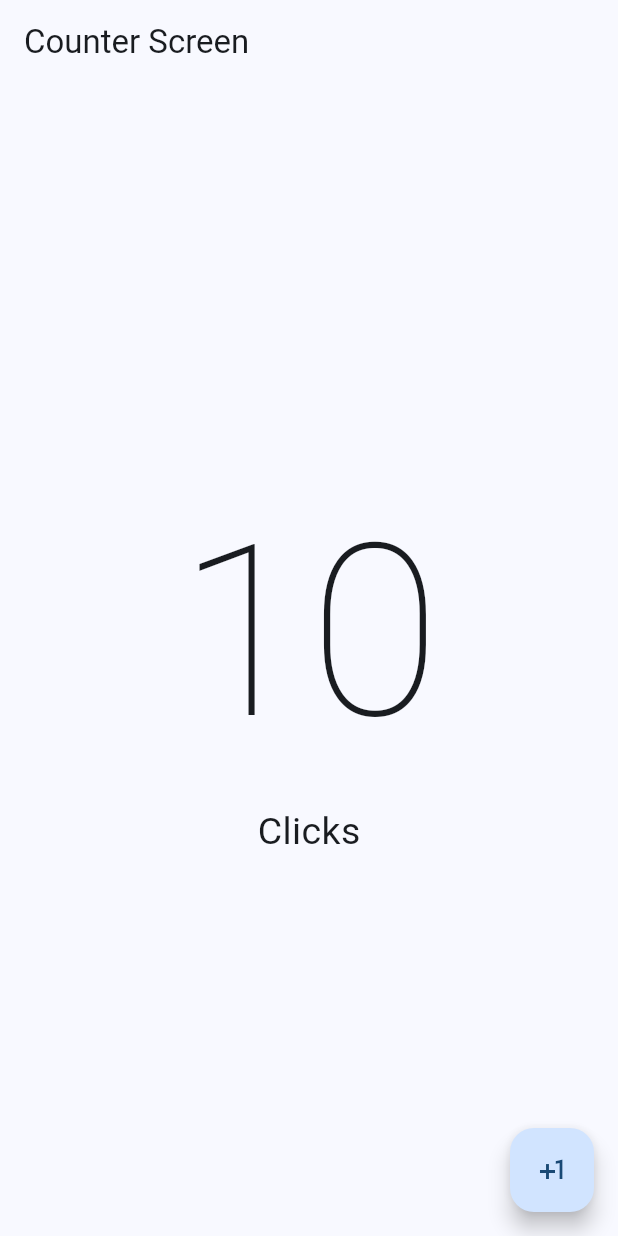
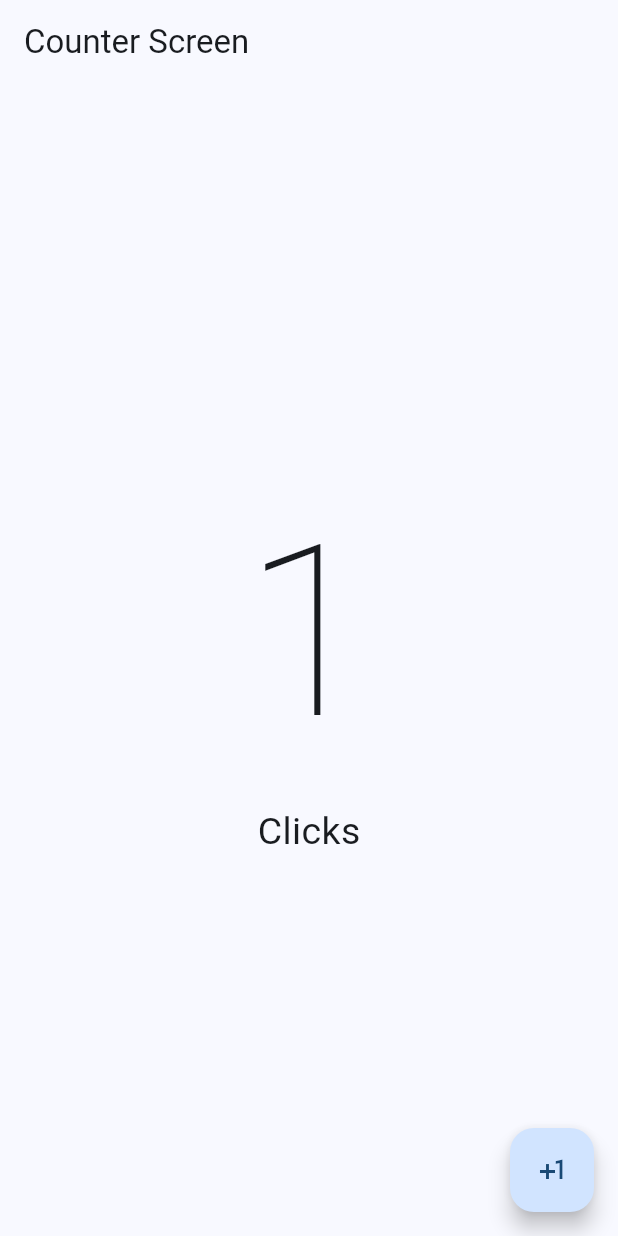
Before and after one commit to CosmicTiger/flutter-first-steps, a Flutter app: the screen it shows after launch, after a tap on the "plus one" icon, on a phone screen of 412 x 824 dp. Run offline on Flutter 3.47's test engine with Material 3 defaults, Android fonts, the phone set to English and light mode, and no system bars.

Commit message:
:sparkles: feat: add counter_screen.dart for CounterApp

```diff
--- a/lib/presentation/screens/counter_screen.dart
+++ b/lib/presentation/screens/counter_screen.dart
@@ -1,10 +1,36 @@
 import 'package:flutter/material.dart';
 
-class CounterScreen extends StatelessWidget {
+class CounterScreen extends StatefulWidget {
+  /// NOTE: Stateful Widget should be used accurately in order to keep optimization of things.
+  /// NOTE: Only are good to use when we would like to mutate variables within runtime.
+
+  /// NOTE: Constructor should be defined after the variables and always be declared as `const WidgetName({super.key})`
   const CounterScreen({super.key});
 
+  /// NOTE: My previous StatelessWidget when I turn it to StatefulWidget, that definition became the State of this new
+  /// StatefulWidget, so the build method should be defined within the State class.
+  @override
+  State<CounterScreen> createState() => _CounterScreenState();
+}
+
+class _CounterScreenState extends State<CounterScreen> {
+  /// NOTE: Definition of variables within the widget should be always first before constructor
+  /// NOTE: Can't define a const constructor for a class with non-final fields.
+  /// Try making all of the fields final, or removing the keyword 'const' from the constructor. So, the variable should always
+  int clickCounter = 0;
+
   void onPressed() {
-    print('Button clicked');
+    // NOTE: This is the way to mutate the variable within the Stateful Widget. When it comes to differentiate a local scope against foreign scope
+    // this.clickCounter += 1;
+    // NOTE: This is the way to mutate the variable within the StatefulWidget. When it comes to only local scope
+    // clickCounter += 1;
+
+    // setState(() {});
+
+    // NOTE: Cleaner approach on how to mutate the variable within the StatefulWidget using setState callback
+    setState(() {
+      clickCounter += 1;
+    });
   }
 
   @override
@@ -21,15 +47,16 @@ class CounterScreen extends StatelessWidget {
       /// it should be rebuilt during runtime due to the different breakpoints a device can have
       /// and the different screen orientations coming from the usage.
       body: Center(
-          child: const Column(
+          child: Column(
         /// NOTE: const keyword added for the purpose of tell Flutter that this specific
         /// widget is a constant and it should not be rebuilt during runtime
         /// this includes the children widgets as well
         mainAxisAlignment: MainAxisAlignment.center,
         children: [
-          Text('10',
-              style: TextStyle(fontSize: 160, fontWeight: FontWeight.w100)),
-          Text('Clicks', style: TextStyle(fontSize: 25))
+          Text('$clickCounter',
+              style:
+                  const TextStyle(fontSize: 160, fontWeight: FontWeight.w100)),
+          const Text('Clicks', style: TextStyle(fontSize: 25))
         ],
       )),
       floatingActionButton: FloatingActionButton(
```
